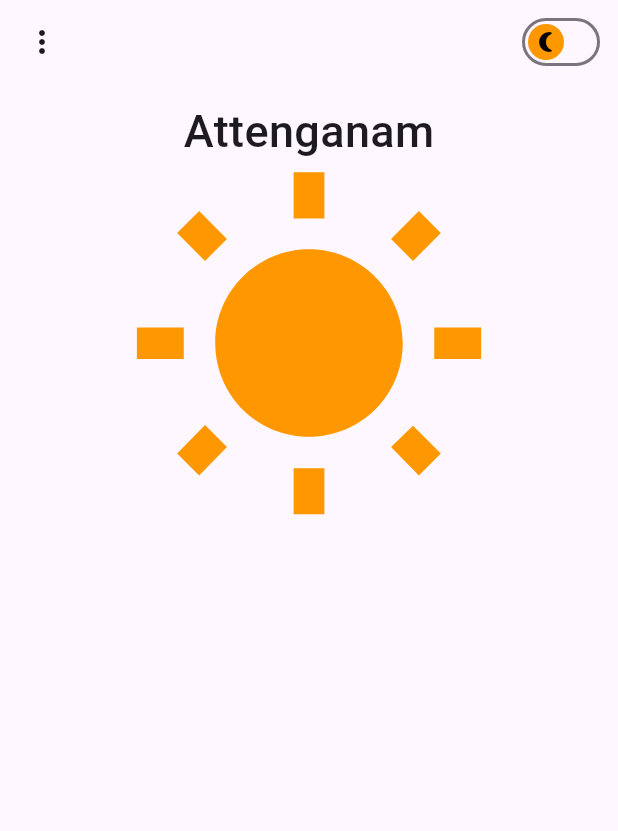
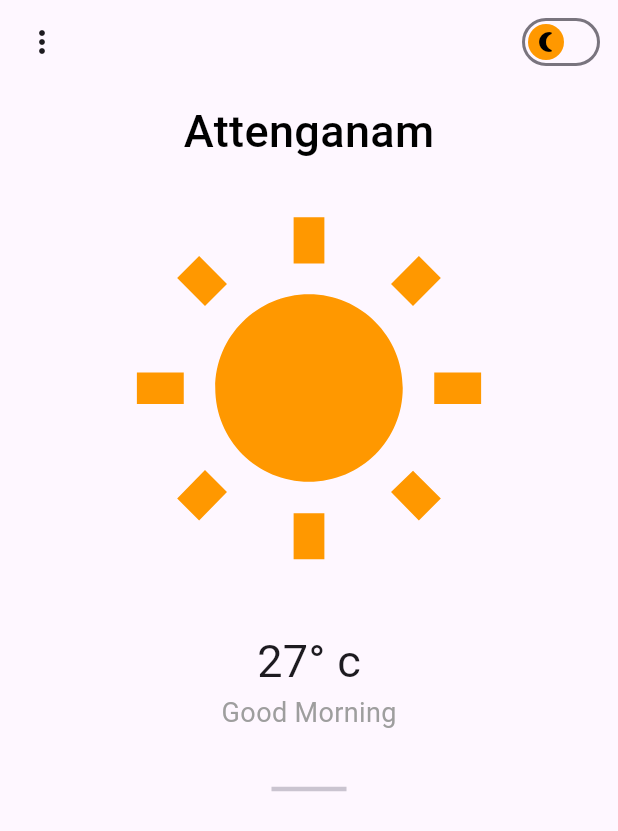
Before and after one commit to vijayasree450/Weather-App, a Flutter app: the screen it shows after launch, on a phone screen of 412 x 824 dp. Shown: the top 831 px of the screen. Run offline on Flutter 3.47's test engine with Material 3 defaults, Android fonts, the phone set to English and light mode, and no system bars.

Commit message:
Update home file

```diff
--- a/lib/home.dart
+++ b/lib/home.dart
@@ -52,14 +52,35 @@ class _HomeState extends State<Home> {
               style: TextStyle(
                 fontSize: 30,
                 fontWeight: FontWeight.w500,
+                color: isDayTime ? Colors.black : Colors.black
               ),
-
-
               ),
+              const SizedBox(height: 30),
             Icon(
               Icons.wb_sunny,
                size: 250,
-               color: Colors.orange)
+               color: Colors.orange),
+              const SizedBox(height: 30),
+              Text(
+                '27° c',
+                style: TextStyle(
+                  fontSize: 30,
+                ),
+              ),
+              Text(
+                'Good Morning',
+                style: TextStyle(
+                  fontSize: 18,
+                  color: Colors.grey,
+                ),
+              ),
+              const SizedBox(height: 30),
+              const SizedBox(
+              width: 50,
+              child: Divider(
+                thickness:3,
+              ),),
+
           ],
 
         ),
```
